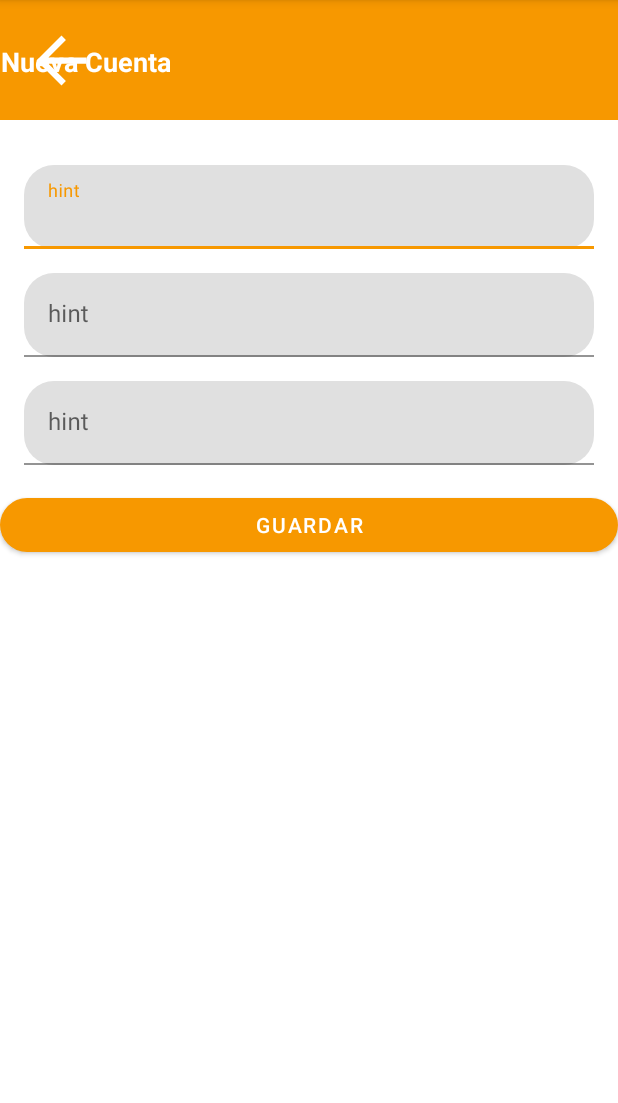
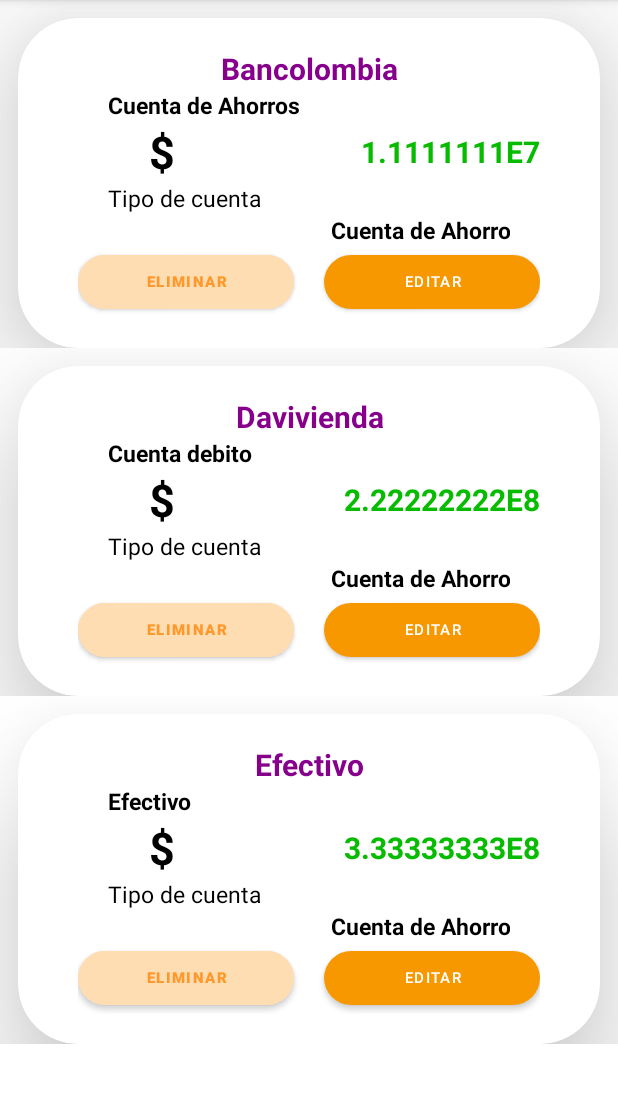
Before and after one commit to DanielBautistaMr/Wallet_proyect, an Android app: the screen it shows after launch (NewAccountActivity before the commit, ListAccountActivity after it), on a phone screen of 412 x 824 dp, the part 84-1187 px from its top. Run offline under Robolectric (Android 15) with nearby library versions, the phone set to English and light mode, and no system bars.

Commit message:
Agregar datos de la cuenta

```diff
--- /dev/null
+++ b/app/src/main/java/com/danielbautista/walletapp/Account.java
@@ -0,0 +1,37 @@
+package com.danielbautista.walletapp;
+
+public class Account {
+    private String name;
+    private String type;
+    private Double currentValue;
+
+    public Account(String name, String type, Double currentValue) {
+        this.name = name;
+        this.type = type;
+        this.currentValue = currentValue;
+    }
+
+    public String getName() {
+        return name;
+    }
+
+    public void setName(String name) {
+        this.name = name;
+    }
+
+    public String getType() {
+        return type;
+    }
+
+    public void setType(String type) {
+        this.type = type;
+    }
+
+    public Double getCurrentValue() {
+        return currentValue;
+    }
+
+    public void setCurrentValue(Double currentValue) {
+        this.currentValue = currentValue;
+    }
+}
--- /dev/null
+++ b/app/src/main/java/com/danielbautista/walletapp/AccountAdapter.java
@@ -0,0 +1,63 @@
+package com.danielbautista.walletapp;
+
+import android.text.Layout;
+import android.view.LayoutInflater;
+import android.view.View;
+import android.view.ViewGroup;
+import android.widget.TextView;
+
+import androidx.annotation.NonNull;
+import androidx.recyclerview.widget.RecyclerView;
+
+import java.util.ArrayList;
+
+public class AccountAdapter extends RecyclerView.Adapter<AccountAdapter.ViewHolder> {
+
+    private ArrayList<Account> dataSet;
+
+    public AccountAdapter(ArrayList<Account> dataSet){
+        this.dataSet = dataSet;
+    }
+    @NonNull
+    @Override
+    public AccountAdapter.ViewHolder onCreateViewHolder(@NonNull ViewGroup parent, int viewType) {
+        View myView = LayoutInflater.from(parent.getContext()).inflate(R.layout.item_rv_account_list, parent,false);
+
+        return new ViewHolder(myView);
+
+    }
+
+    @Override
+    public void onBindViewHolder(@NonNull AccountAdapter.ViewHolder holder, int position) {
+        Account myAccount = dataSet.get(position);
+        holder.loadInfo(myAccount);
+
+    }
+
+    @Override
+    public int getItemCount() {
+        return dataSet.size();
+    }
+
+    public class ViewHolder extends RecyclerView.ViewHolder {
+
+        private TextView tvNameAccount, tvTypeAccount, tvCurrentValue;
+
+        public ViewHolder(@NonNull View itemView) {
+            super(itemView);
+            // Define click listener for the ViewHolder's View
+            tvNameAccount = itemView.findViewById(R.id.tv_item_name_account);
+            tvTypeAccount = itemView.findViewById(R.id.tv_item_type_account);
+            tvCurrentValue = itemView.findViewById(R.id.tv_item_balance_account);
+
+        }
+
+        public void loadInfo(Account myAccount){
+            tvNameAccount.setText(myAccount.getName());
+            tvTypeAccount.setText(myAccount.getType());
+            tvCurrentValue.setText(String.valueOf(myAccount.getCurrentValue()));
+
+        }
+    }
+
+}
--- /dev/null
+++ b/app/src/main/java/com/danielbautista/walletapp/ListAccountActivity.java
@@ -0,0 +1,43 @@
+package com.danielbautista.walletapp;
+
+import androidx.appcompat.app.AppCompatActivity;
+import androidx.recyclerview.widget.LinearLayoutManager;
+import androidx.recyclerview.widget.RecyclerView;
+
+import android.os.Bundle;
+
+import java.util.ArrayList;
+import java.util.List;
+
+public class ListAccountActivity extends AppCompatActivity {
+
+    private ArrayList<Account> listAccountRV = new ArrayList<>();
+    private RecyclerView myRecycleAccount;
+    @Override
+    protected void onCreate(Bundle savedInstanceState) {
+        super.onCreate(savedInstanceState);
+        setContentView(R.layout.activity_list_account);
+        loadFakeData();
+
+        myRecycleAccount = findViewById(R.id.rv_list_account);
+        AccountAdapter myAdaptador = new AccountAdapter(listAccountRV);
+        myRecycleAccount.setAdapter(myAdaptador);
+        myRecycleAccount.setLayoutManager(new LinearLayoutManager(ListAccountActivity.this));
+
+
+    }
+
+
+
+    private void loadFakeData(){
+
+        Account myAccount1 = new Account("Bancolombia", "Cuenta de Ahorros", 11111111.0);
+        Account myAccount2 = new Account("Davivienda", "Cuenta debito", 222222222.0);
+        Account myAccount3 = new Account("Efectivo", "Efectivo", 333333333.0);
+        listAccountRV.add(myAccount1);
+        listAccountRV.add(myAccount2);
+        listAccountRV.add(myAccount3);
+
+
+    }
+}
--- a/app/src/main/java/com/danielbautista/walletapp/MainActivity.java
+++ b/app/src/main/java/com/danielbautista/walletapp/MainActivity.java
@@ -9,6 +9,6 @@ public class MainActivity extends AppCompatActivity {
     @Override
     protected void onCreate(Bundle savedInstanceState) {
         super.onCreate(savedInstanceState);
-        setContentView(R.layout.activity_main);
+        setContentView(R.layout.item_rv_account_list);
     }
 }
--- a/app/src/main/java/com/danielbautista/walletapp/NewAccountActivity.java
+++ b/app/src/main/java/com/danielbautista/walletapp/NewAccountActivity.java
@@ -2,13 +2,29 @@ package com.danielbautista.walletapp;
 
 import androidx.appcompat.app.AppCompatActivity;
 
+import android.content.Intent;
 import android.os.Bundle;
+import android.view.View;
+import android.widget.ImageView;
 
 public class NewAccountActivity extends AppCompatActivity {
+
+    private ImageView ivBack;
 
     @Override
     protected void onCreate(Bundle savedInstanceState) {
         super.onCreate(savedInstanceState);
         setContentView(R.layout.activity_new_account);
+
+        // Inicializa ivBack utilizando findViewById
+        ivBack = findViewById(R.id.iv_back);
+
+        ivBack.setOnClickListener(new View.OnClickListener() {
+            @Override
+            public void onClick(View v) {
+                Intent myIntent = new Intent(NewAccountActivity.this, MainActivity.class);
+                startActivity(myIntent);
+            }
+        });
     }
 }
--- /dev/null
+++ b/app/src/main/res/layout/activity_list_account.xml
@@ -0,0 +1,17 @@
+<?xml version="1.0" encoding="utf-8"?>
+<androidx.constraintlayout.widget.ConstraintLayout xmlns:android="http://schemas.android.com/apk/res/android"
+    xmlns:app="http://schemas.android.com/apk/res-auto"
+    xmlns:tools="http://schemas.android.com/tools"
+    android:layout_width="match_parent"
+    android:layout_height="match_parent"
+    tools:context=".ListAccountActivity">
+
+    <androidx.recyclerview.widget.RecyclerView
+        android:id="@+id/rv_list_account"
+        android:layout_width="0dp"
+        android:layout_height="0dp"
+        app:layout_constraintBottom_toBottomOf="parent"
+        app:layout_constraintEnd_toEndOf="parent"
+        app:layout_constraintStart_toStartOf="parent"
+        app:layout_constraintTop_toTopOf="parent" />
+</androidx.constraintlayout.widget.ConstraintLayout>
--- a/app/src/main/res/layout/activity_new_account.xml
+++ b/app/src/main/res/layout/activity_new_account.xml
@@ -72,10 +72,11 @@
             android:id="@+id/button2"
             android:layout_width="match_parent"
             android:layout_height="wrap_content"
+            android:layout_marginHorizontal="30dp"
+            android:layout_marginTop="16dp"
+            android:gravity="center"
             android:text="@string/btn_new_account"
-            app:cornerRadius="50dp"
-            android:layout_marginTop="16dp"
-            />
+            app:cornerRadius="50dp" />
     </LinearLayout>
 
     <TextView
@@ -89,12 +90,14 @@
         android:textSize="18sp"
         android:textStyle="bold"
         app:layout_constraintBottom_toTopOf="@+id/linearLayout"
+        app:layout_constraintEnd_toEndOf="parent"
+        app:layout_constraintHorizontal_bias="0.356"
+        app:layout_constraintStart_toEndOf="@+id/iv_back"
         app:layout_constraintTop_toTopOf="parent"
-        app:layout_constraintVertical_bias="0.517"
-        tools:layout_editor_absoluteX="149dp" />
+        app:layout_constraintVertical_bias="0.535" />
 
     <ImageView
-        android:id="@+id/imageView"
+        android:id="@+id/iv_back"
         android:layout_width="50dp"
         android:layout_height="50dp"
         android:layout_marginStart="16dp"
--- /dev/null
+++ b/app/src/main/res/layout/item_rv_account_list.xml
@@ -0,0 +1,174 @@
+<?xml version="1.0" encoding="utf-8"?>
+<androidx.constraintlayout.widget.ConstraintLayout xmlns:android="http://schemas.android.com/apk/res/android"
+    xmlns:app="http://schemas.android.com/apk/res-auto"
+    xmlns:tools="http://schemas.android.com/tools"
+    android:layout_width="match_parent"
+    android:layout_height="wrap_content">
+
+    <androidx.cardview.widget.CardView
+        android:layout_width="match_parent"
+        android:layout_height="wrap_content"
+        android:layout_margin="12dp"
+        app:cardCornerRadius="40dp"
+        app:cardElevation="50dp"
+        app:layout_constraintEnd_toEndOf="parent"
+        app:layout_constraintStart_toStartOf="parent"
+        app:layout_constraintTop_toTopOf="parent">
+
+        <LinearLayout
+            android:layout_width="match_parent"
+            android:layout_height="wrap_content"
+            android:layout_marginHorizontal="20dp"
+            android:layout_marginVertical="20dp"
+            android:orientation="vertical">
+
+            <LinearLayout
+                android:layout_width="match_parent"
+                android:layout_height="wrap_content"
+                android:gravity="center"
+                android:orientation="horizontal">
+
+                <TextView
+                    android:id="@+id/tv_item_name_account"
+                    android:layout_width="wrap_content"
+                    android:layout_height="wrap_content"
+                    android:layout_marginHorizontal="20dp"
+                    android:layout_weight="1"
+                    android:gravity="center"
+                    android:text="Nombre De Cuenta"
+                    android:textColor="#86008C"
+                    android:textSize="20dp"
+                    android:textStyle="bold" />
+
+            </LinearLayout>
+
+            <LinearLayout
+                android:layout_width="match_parent"
+                android:layout_height="wrap_content"
+                android:layout_marginHorizontal="20dp"
+                android:layout_weight="1"
+                android:gravity="center"
+                android:orientation="horizontal">
+
+                <TextView
+                    android:id="@+id/tv_item_type_account"
+                    android:layout_width="wrap_content"
+                    android:layout_height="wrap_content"
+                    android:layout_marginHorizontal="20dp"
+                    android:layout_weight="1"
+                    android:text="Saldo"
+                    android:textColor="#000000"
+                    android:textSize="15dp"
+                    android:textStyle="bold" />
+
+            </LinearLayout>
+
+            <LinearLayout
+                android:layout_width="match_parent"
+                android:layout_height="match_parent"
+                android:layout_marginHorizontal="20dp"
+                android:gravity="center"
+                android:orientation="horizontal">
+
+                <TextView
+                    android:id="@+id/textView8"
+                    android:layout_width="94dp"
+                    android:layout_height="wrap_content"
+                    android:layout_weight="1"
+                    android:gravity="center"
+                    android:text="$"
+                    android:textColor="#000000"
+                    android:textSize="30dp"
+                    android:textStyle="bold" />
+
+                <TextView
+                    android:id="@+id/tv_item_balance_account"
+                    android:layout_width="176dp"
+                    android:layout_height="wrap_content"
+                    android:layout_weight="1"
+                    android:gravity="right"
+                    android:text="10.234.232,00"
+                    android:textColor="#07BC00"
+                    android:textSize="20dp"
+                    android:textStyle="bold" />
+
+            </LinearLayout>
+
+            <LinearLayout
+                android:layout_width="match_parent"
+                android:layout_height="match_parent"
+                android:layout_marginHorizontal="20dp"
+                android:layout_weight="1"
+                android:gravity="center"
+                android:orientation="horizontal">
+
+                <TextView
+                    android:id="@+id/tv_item_type_account"
+                    android:layout_width="wrap_content"
+                    android:layout_height="wrap_content"
+                    android:layout_marginHorizontal="20dp"
+                    android:layout_weight="1"
+                    android:text="Tipo de cuenta"
+                    android:textColor="#000000"
+                    android:textSize="15dp"
+                    android:textStyle="normal" />
+
+            </LinearLayout>
+
+            <LinearLayout
+                android:layout_width="match_parent"
+                android:layout_height="match_parent"
+                android:layout_marginHorizontal="20dp"
+                android:layout_weight="1"
+                android:gravity="center"
+                android:orientation="horizontal">
+
+                <TextView
+                    android:id="@+id/tv_item_type_account"
+                    android:layout_width="wrap_content"
+                    android:layout_height="wrap_content"
+                    android:layout_marginHorizontal="20dp"
+                    android:layout_weight="1"
+                    android:gravity="right"
+                    android:text="Cuenta de Ahorro"
+                    android:textColor="#000000"
+                    android:textSize="15dp"
+                    android:textStyle="bold" />
+
+            </LinearLayout>
+
+            <LinearLayout
+                android:layout_width="match_parent"
+                android:layout_height="match_parent"
+                android:layout_marginHorizontal="20dp"
+                android:layout_weight="1"
+                android:gravity="center"
+                android:orientation="horizontal">
+
+                <Button
+                    android:id="@+id/button"
+                    android:layout_width="wrap_content"
+                    android:layout_height="wrap_content"
+                    android:layout_marginRight="20dp"
+                    android:layout_weight="1"
+                    android:backgroundTint="#FFDDB3"
+                    android:text="Eliminar"
+                    android:textColor="#FF982B"
+                    android:textSize="10dp"
+                    android:textStyle="bold"
+                    app:cornerRadius="100dp" />
+
+                <Button
+                    android:id="@+id/button3"
+                    android:layout_width="wrap_content"
+                    android:layout_height="wrap_content"
+                    android:layout_weight="1"
+                    android:text="Editar"
+                    android:textSize="10dp"
+                    app:cornerRadius="100dp" />
+            </LinearLayout>
+
+        </LinearLayout>
+    </androidx.cardview.widget.CardView>
+
+</androidx.constraintlayout.widget.ConstraintLayout>
```
Also changed, not shown: app/src/main/AndroidManifest.xml (+6 -4 lines).
